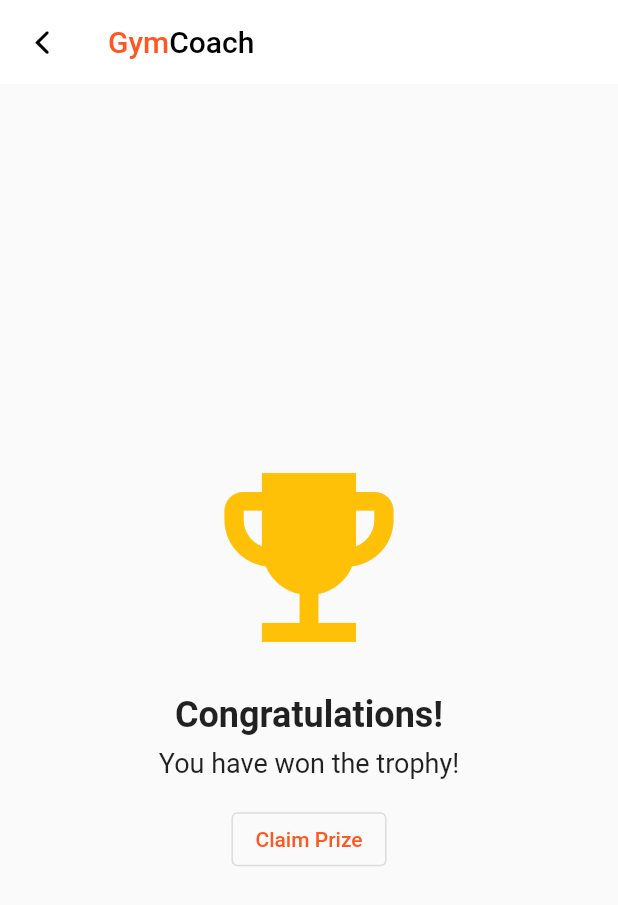
After one commit to osama200949/gym_coach_frontend, a Flutter app: the CustomerTrophyScreen screen opened by its route, on a phone screen of 412 x 824 dp. The commit adds this screen. Shown: the top 905 px of the screen. Run offline on Flutter 3.47's test engine with Material 2 defaults, Android fonts, the phone set to English and light mode, and no system bars; our stand-ins replace cached_network_image, cloud_firestore, dio, file_picker, firebase_core, font_awesome_flutter and 2 more; missing offline and left inert: gender_picker; accounts and stored records are empty.

Commit message:
trophy skitch for the interface

```diff
--- a/lib/main.dart
+++ b/lib/main.dart
@@ -18,6 +18,7 @@ import 'package:todo_list/screen/customer/customer_actual_chat.dart';
 import 'package:todo_list/screen/coach/coach_home.dart';
 import 'package:todo_list/screen/coach/coach_training.dart';
 import 'package:todo_list/screen/customer/customer_home.dart';
+import 'package:todo_list/screen/customer/customer_trophy.dart';
 import 'package:todo_list/screen/register.dart';
 import 'package:todo_list/screen/login.dart';
 import 'package:todo_list/bin/customer_register.dart';
@@ -57,6 +58,8 @@ class MyApp extends StatelessWidget {
       initialRoute: '/login',
       routes: {
         // When navigating to the "/" route, build the FirstScreen widget.
+
+        '/customerTrophyPage': (context) => CustomerTrophyScreen(),
         '/login': (context) => LoginScreen(),
         '/customerChatPage': (context) => CustomerActualChatScreen(),
         '/coachChatPage': (context) => CoachActualChatScreen(),
--- /dev/null
+++ b/lib/screen/customer/customer_trophy.dart
@@ -0,0 +1,52 @@
+import 'package:flutter/src/widgets/framework.dart';
+import 'package:flutter/src/widgets/placeholder.dart';
+import 'package:flutter/material.dart';
+import 'package:todo_list/widgets/appbar.dart';
+
+class CustomerTrophyScreen extends StatefulWidget {
+  const CustomerTrophyScreen({super.key});
+
+  @override
+  State<CustomerTrophyScreen> createState() => _CustomerTrophyScreenState();
+}
+
+class _CustomerTrophyScreenState extends State<CustomerTrophyScreen> {
+  @override
+  Widget build(BuildContext context) {
+    return Scaffold(
+      appBar: CustomAppBar(context),
+      body: Center(
+        child: Column(
+          mainAxisAlignment: MainAxisAlignment.center,
+          children: [
+            Icon(
+              Icons.emoji_events, // Trophy icon
+              size: 150,
+              color: Colors.amber,
+            ),
+            SizedBox(height: 16),
+            Text(
+              'Congratulations!',
+              style: TextStyle(
+                fontSize: 24,
+                fontWeight: FontWeight.bold,
+              ),
+            ),
+            SizedBox(height: 8),
+            Text(
+              'You have won the trophy!',
+              style: TextStyle(fontSize: 18),
+            ),
+            SizedBox(height: 16),
+            OutlinedButton(
+              onPressed: () {
+                // Perform an action when the button is pressed
+              },
+              child: Text('Claim Prize'),
+            ),
+          ],
+        ),
+      ),
+    );
+  }
+}
--- a/lib/screen/login.dart
+++ b/lib/screen/login.dart
@@ -16,7 +16,7 @@ class LoginScreen extends StatefulWidget {
 class _LoginScreenState extends State<LoginScreen> {
   UserProvider userProvider = UserProvider();
   DataService service = DataService();
-  String insertedEmail = "os@gmail.com";
+  String insertedEmail = "osama200949@gmail.com";
   String insertedPassword = "123456";
   @override
   Widget build(BuildContext context) {
```
Also changed, not shown: lib/screen/coach/coach_dashboard.dart (+52 -1 lines), lib/screen/customer/customer_landing.dart (+69 -2 lines).
